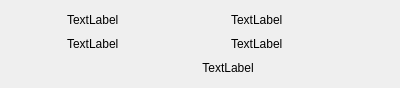
Qt form interfaces/contactwidget.ui (Gibus21250/CDAA) before a commit.
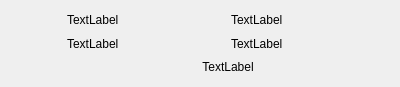
The same form after that commit.

```diff
--- a/interfaces/contactwidget.ui
+++ b/interfaces/contactwidget.ui
@@ -7,7 +7,7 @@
     <x>0</x>
     <y>0</y>
     <width>400</width>
-    <height>88</height>
+    <height>87</height>
    </rect>
   </property>
   <property name="minimumSize">
@@ -88,9 +88,15 @@
      </item>
      <item>
       <widget class="QLabel" name="l_entreprise">
+       <property name="frameShape">
+        <enum>QFrame::NoFrame</enum>
+       </property>
        <property name="text">
         <string>TextLabel</string>
        </property>
+       <property name="textFormat">
+        <enum>Qt::RichText</enum>
+       </property>
        <property name="alignment">
         <set>Qt::AlignCenter</set>
        </property>
```
